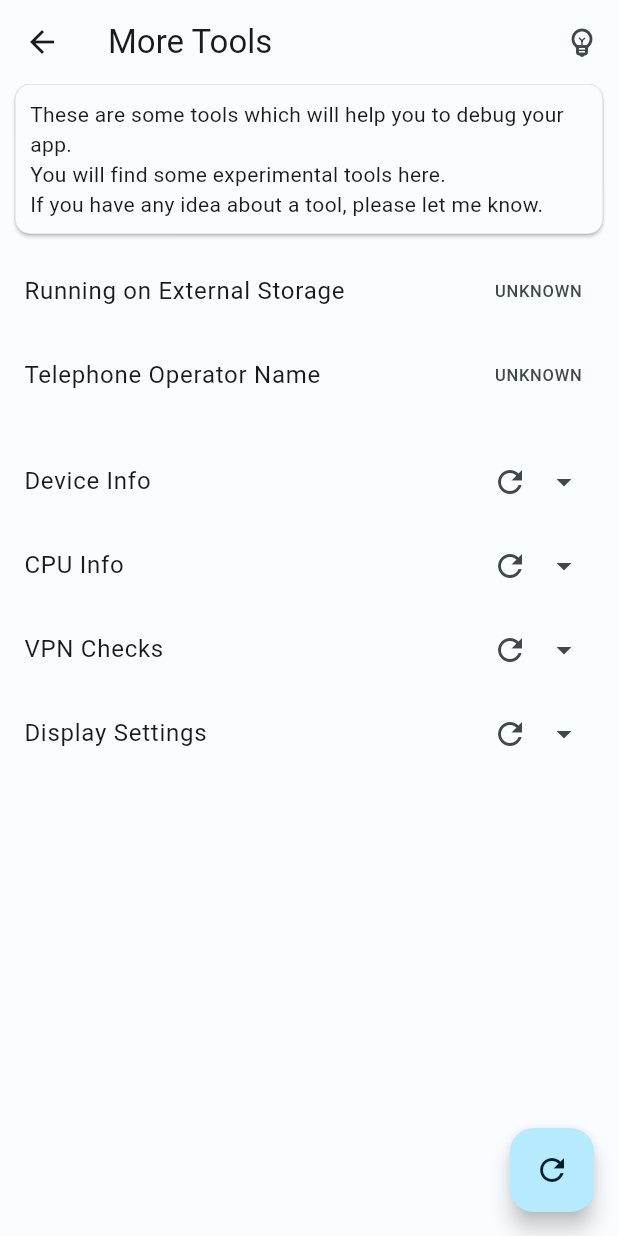
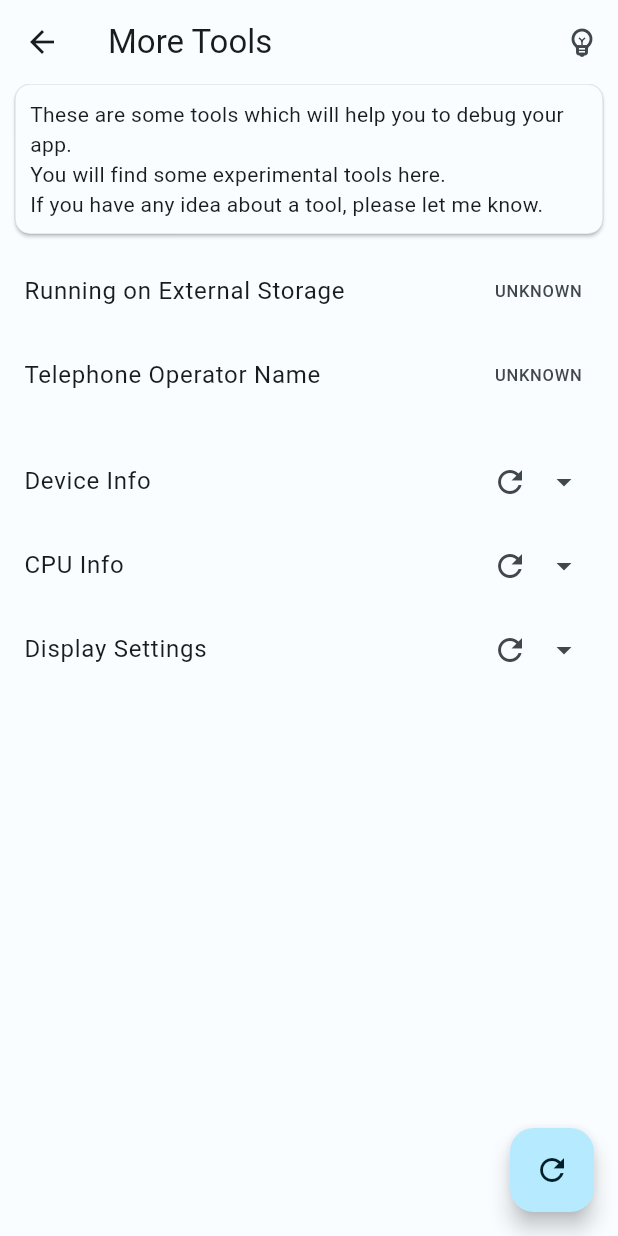
Before and after one commit to AhmedAbouelkher/security_tester, a Flutter app: the screen it shows after launch, after a tap on "More Tools", on a phone screen of 412 x 824 dp. Run offline on Flutter 3.47's test engine with Material 2 defaults, Android fonts, the light colour scheme and no system bars; our stand-ins replace device_info_plus, firebase_core, firebase_crashlytics, package_info_plus, plugin_platform_interface, share_plus; missing offline and left inert: toml; accounts and stored records are empty.

```diff
--- a/security_tester_app/lib/home_screen.dart
+++ b/security_tester_app/lib/home_screen.dart
@@ -34,8 +34,6 @@ class _HomeScreenState extends State<HomeScreen> {
 
   @override
   void initState() {
-    checkNewVersionUpdate();
-
     WidgetsBinding.instance.addPostFrameCallback((_) {
       Future.wait([
         _fetchPlayIntegrityAPI(),
--- a/security_tester_app/lib/more_tools.dart
+++ b/security_tester_app/lib/more_tools.dart
@@ -25,10 +25,6 @@ class _MoreToolsScreenState extends State<MoreToolsScreen> {
   Object? cpuInfoError;
   bool isCpuInfoExpanded = false;
 
-  Map? vpnDetails;
-  Object? vpnDetailsError;
-  bool isVpnDetailsExpanded = false;
-
   List? displaySettings;
   Object? displaySettingsError;
   bool isDisplaySettingsExpanded = false;
@@ -42,7 +38,6 @@ class _MoreToolsScreenState extends State<MoreToolsScreen> {
       Future.wait([
         _fetchDeviceInfo(),
         _fetchCPUInfo(),
-        _fetchVPNChecks(),
         _displaySettings(),
         _runSimpleChecks(),
       ]);
@@ -71,19 +66,6 @@ class _MoreToolsScreenState extends State<MoreToolsScreen> {
     } catch (e) {
       cpuInfo = null;
       cpuInfoError = e;
-    } finally {
-      setState(() {});
-    }
-  }
-
-  Future<void> _fetchVPNChecks() async {
-    try {
-      final result = await platform.invokeMethod<Map>('check_vpn');
-      vpnDetails = result;
-      vpnDetailsError = null;
-    } catch (e) {
-      vpnDetails = null;
-      vpnDetailsError = e;
     } finally {
       setState(() {});
     }
@@ -136,6 +118,7 @@ class _MoreToolsScreenState extends State<MoreToolsScreen> {
 
   @override
   Widget build(BuildContext context) {
+    final brightness = MediaQuery.of(context).platformBrightness;
     return Scaffold(
       appBar: AppBar(
         title: const Text("More Tools"),
@@ -156,7 +139,6 @@ class _MoreToolsScreenState extends State<MoreToolsScreen> {
           Future.wait([
             _fetchDeviceInfo(),
             _fetchCPUInfo(),
-            _fetchVPNChecks(),
             _displaySettings(),
             _runSimpleChecks(),
           ]);
@@ -223,6 +205,9 @@ class _MoreToolsScreenState extends State<MoreToolsScreen> {
               height: isAndroidInfoExpanded ? null : 0,
               duration: const Duration(milliseconds: 200),
               padding: const EdgeInsets.symmetric(horizontal: 16),
+              color: brightness == Brightness.light
+                  ? Colors.grey[200]
+                  : Colors.grey[800],
               child: Column(
                 crossAxisAlignment: CrossAxisAlignment.start,
                 children: [
@@ -262,7 +247,9 @@ class _MoreToolsScreenState extends State<MoreToolsScreen> {
               height: isCpuInfoExpanded ? null : 0,
               duration: const Duration(milliseconds: 200),
               padding: const EdgeInsets.symmetric(horizontal: 16),
-              color: Colors.grey.shade900,
+              color: brightness == Brightness.light
+                  ? Colors.grey[200]
+                  : Colors.grey[800],
               child: Column(
                 children: [
                   if (cpuInfo != null) ...[
@@ -288,44 +275,6 @@ class _MoreToolsScreenState extends State<MoreToolsScreen> {
             ListTile(
               onTap: () {
                 setState(() {
-                  isVpnDetailsExpanded = !isVpnDetailsExpanded;
-                });
-              },
-              title: const Text('VPN Checks'),
-              trailing: Row(
-                mainAxisSize: MainAxisSize.min,
-                children: [
-                  IconButton(
-                    onPressed: _fetchVPNChecks,
-                    icon: const Icon(Icons.refresh_outlined),
-                  ),
-                  const Icon(Icons.arrow_drop_down),
-                ],
-              ),
-            ),
-            AnimatedContainer(
-              height: isVpnDetailsExpanded ? null : 0,
-              duration: const Duration(milliseconds: 200),
-              padding: const EdgeInsets.symmetric(horizontal: 16),
-              color: Colors.grey.shade900,
-              child: Column(
-                crossAxisAlignment: CrossAxisAlignment.start,
-                children: [
-                  if (vpnDetails != null) ...[
-                    Text(
-                      vpnDetails!.entries
-                          .map((e) => "${e.key}: ${e.value}")
-                          .join("\n"),
-                    ),
-                  ],
-                  const SizedBox(height: 5),
-                  if (vpnDetailsError != null) Text(vpnDetailsError.toString()),
-                ],
-              ),
-            ),
-            ListTile(
-              onTap: () {
-                setState(() {
                   isDisplaySettingsExpanded = !isDisplaySettingsExpanded;
                 });
               },
@@ -345,7 +294,9 @@ class _MoreToolsScreenState extends State<MoreToolsScreen> {
               height: isDisplaySettingsExpanded ? null : 0,
               duration: const Duration(milliseconds: 200),
               padding: const EdgeInsets.symmetric(horizontal: 16),
-              color: Colors.grey.shade900,
+              color: brightness == Brightness.light
+                  ? Colors.grey[200]
+                  : Colors.grey[800],
               child: Column(
                 crossAxisAlignment: CrossAxisAlignment.start,
                 children: [
--- a/security_tester_app/lib/utils.dart
+++ b/security_tester_app/lib/utils.dart
@@ -1,9 +1,7 @@
 import 'dart:async';
 
 import 'package:applist_detector_flutter/applist_detector_flutter.dart';
-import 'package:flutter/foundation.dart';
 import 'package:flutter/material.dart';
-import 'package:in_app_update/in_app_update.dart';
 
 const darkColorScheme = ColorScheme.light(
     primary: Color(0xFF5DD4FC),
@@ -101,16 +99,3 @@ Future<ResultWrapper> buildWrapper(
     );
   }
 }
-
-Future<void> checkNewVersionUpdate() async {
-  if (kDebugMode) return;
-  final result = await InAppUpdate.checkForUpdate();
-
-  if (result.updateAvailability == UpdateAvailability.updateAvailable &&
-      result.flexibleUpdateAllowed) {
-    final flexibleResult = await InAppUpdate.startFlexibleUpdate();
-    if (flexibleResult == AppUpdateResult.success) {
-      await InAppUpdate.completeFlexibleUpdate();
-    }
-  }
-}
--- a/security_tester_app/pubspec.yaml
+++ b/security_tester_app/pubspec.yaml
@@ -15,7 +15,6 @@ dependencies:
   package_info_plus: ^4.0.2
   url_launcher: ^6.1.11
   http:
-  in_app_update: ^4.1.4
 
   # Report Generation
   share_plus: ^7.0.2
```
Also changed, not shown: security_tester_app/pubspec.lock, 6 other files.
